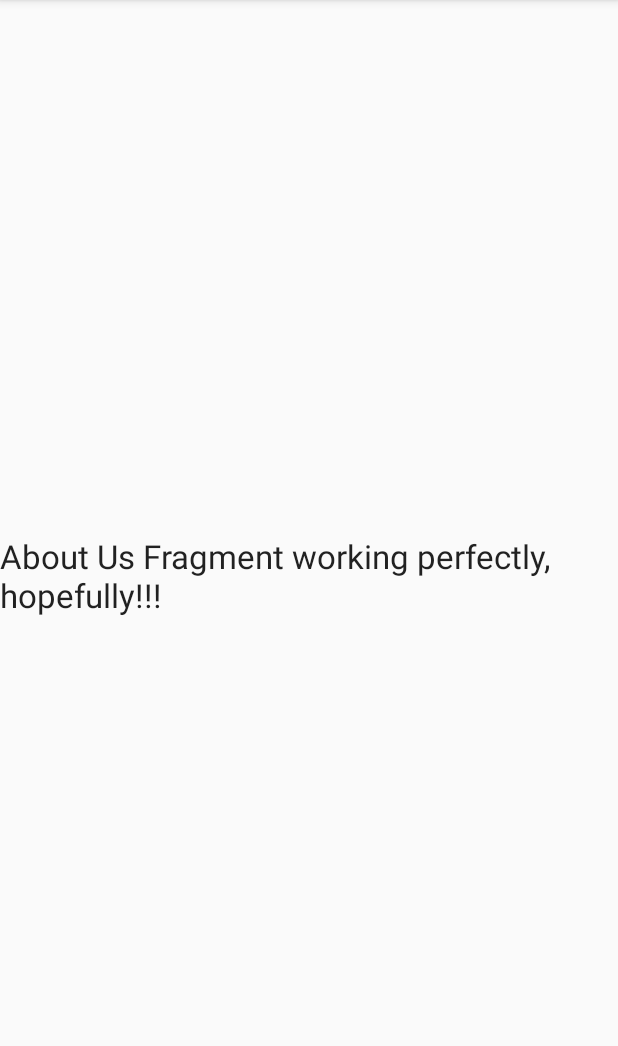
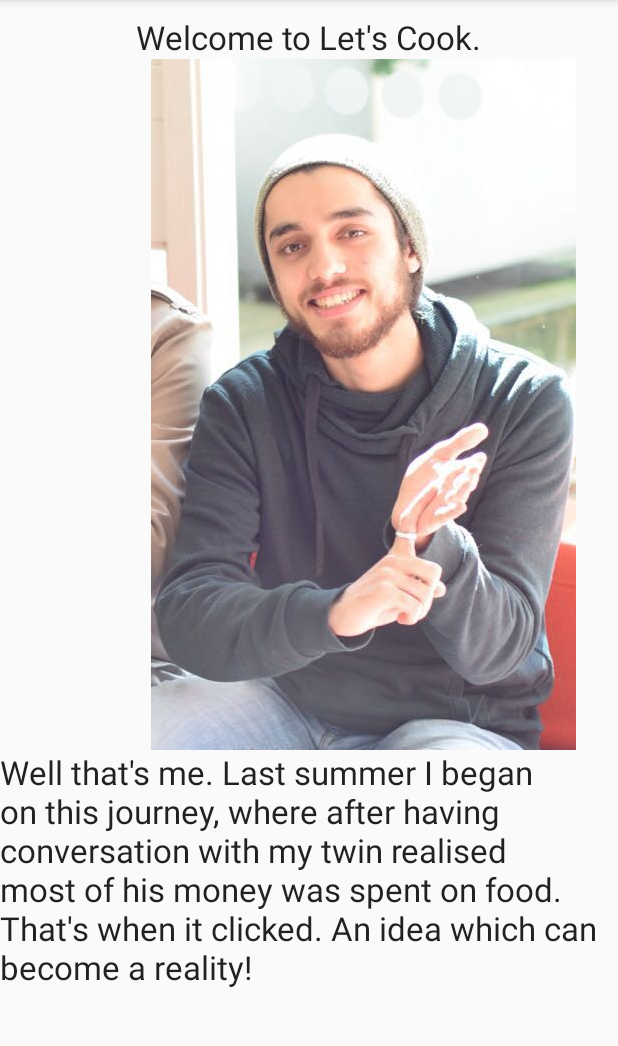
Before and after one commit to ImtananRaja/FinalProject, an Android app: the fragment AboutUsFragment shown on its own in the app's theme, on a phone screen of 412 x 824 dp, the part 84-1130 px from its top. Run offline under Robolectric (Android 15) with nearby library versions, the phone set to English and light mode, and no system bars; network calls fail.

Commit message:
Updates made

```diff
--- a/app/src/main/java/com/imtanan/finalproject/SupermarketLocation.java
+++ b/app/src/main/java/com/imtanan/finalproject/SupermarketLocation.java
@@ -2,6 +2,9 @@ package com.imtanan.finalproject;
 
 /**
  * Created by Mani on 03/01/2016.
+ * This class gets the String URL i.e. Search variable and sends it to PlaceJSONParser
+ * Displays every element i.e. supermarket location on the map
+ * Gets the current location and after certain time zooms in on the place
  */
 import android.app.Dialog;
 import android.location.Address;
--- a/app/src/main/res/layout/aboutus_fragment.xml
+++ b/app/src/main/res/layout/aboutus_fragment.xml
@@ -1,15 +1,40 @@
 <?xml version="1.0" encoding="utf-8"?>
-<FrameLayout xmlns:android="http://schemas.android.com/apk/res/android"
+<RelativeLayout xmlns:android="http://schemas.android.com/apk/res/android"
     xmlns:tools="http://schemas.android.com/tools"
     android:layout_width="match_parent"
     android:layout_height="match_parent" >
+
+
 
 
     <TextView
         android:layout_width="wrap_content"
         android:layout_height="wrap_content"
         android:textAppearance="?android:attr/textAppearanceLarge"
-        android:text="About Us Fragment working perfectly, hopefully!!!"
+        android:text="@string/string_about_us"
         android:id="@+id/textView2"
-        android:layout_gravity="center" />
-</FrameLayout>
+        android:layout_marginTop="10dp"
+        android:layout_centerHorizontal="true" />
+
+    <ImageView
+        android:layout_width="wrap_content"
+        android:layout_height="wrap_content"
+        android:id="@+id/about_me.png"
+        android:src="@drawable/about_me"
+        android:cropToPadding="true"
+        android:layout_marginLeft="10dp"
+        android:layout_marginRight="10dp"
+        android:layout_below="@+id/textView2"
+        android:layout_alignStart="@+id/textView2" />
+
+    <TextView
+        android:layout_width="wrap_content"
+        android:layout_height="wrap_content"
+        android:textAppearance="?android:attr/textAppearanceLarge"
+        android:text="@string/string_about_app"
+        android:id="@+id/textView3"
+        android:layout_below="@+id/about_me.png"
+         />
+
+
+</RelativeLayout>
--- a/app/src/main/res/values/strings.xml
+++ b/app/src/main/res/values/strings.xml
@@ -8,7 +8,7 @@
     <string name="supermarket_location">Your location is: </string>
     <string name="drawer_open">thedraweropen</string>
     <string name="drawer_close">closedrawer</string>
-    <string name="title_activity_login">Lets Cook</string>
+    <string name="title_activity_login">Let\'s Cook</string>
     <string name="title_activity_register">Lets Cook</string>
     <string name="string_enter_name">Enter your name</string>
     <string name="string_choose_username">Choose your username</string>
@@ -17,10 +17,14 @@
     <string name="button_register">Register</string>
     <string name="hint_email">Email</string>
     <string name="hint_password">Password</string>
-    <string name="title_activity_splash">Lets Cook</string>
+    <string name="title_activity_splash">Let\'s Cook</string>
     <string name="regname">Chef, your full name</string>
     <string name="regusername">Chef, decide a username</string>
     <string name="regpassword">Secret recipe, I mean password</string>
     <string name="regemail">Chef@thegreatest.maybe</string>
+    <string name="string_about_us">Welcome to Let\'s Cook. </string>
+    <string name="string_about_app">Well that\'s  me.
+       Last summer I began on this journey, where after having conversation with my twin realised most of
+        his money was spent on food. That\'s  when it clicked. An idea which can become a reality! </string>
 
 </resources>
```
Also changed, not shown: app/src/main/java/com/imtanan/finalproject/Config.java (+6 -4 lines), app/src/main/java/com/imtanan/finalproject/PlaceJSONParser.java (+10 -3 lines), app/src/main/java/com/imtanan/finalproject/RegisterActivity.java (+16 -3 lines), app/src/main/java/com/imtanan/finalproject/Splash.java (+5 -5 lines), app/src/main/res/drawable-hdpi/about_me.png (added), app/src/main/res/drawable-mdpi/about_me.png (added), app/src/main/res/drawable-xhdpi/about_me.png (added), app/src/main/res/drawable-xxhdpi/about_me.png (added).
